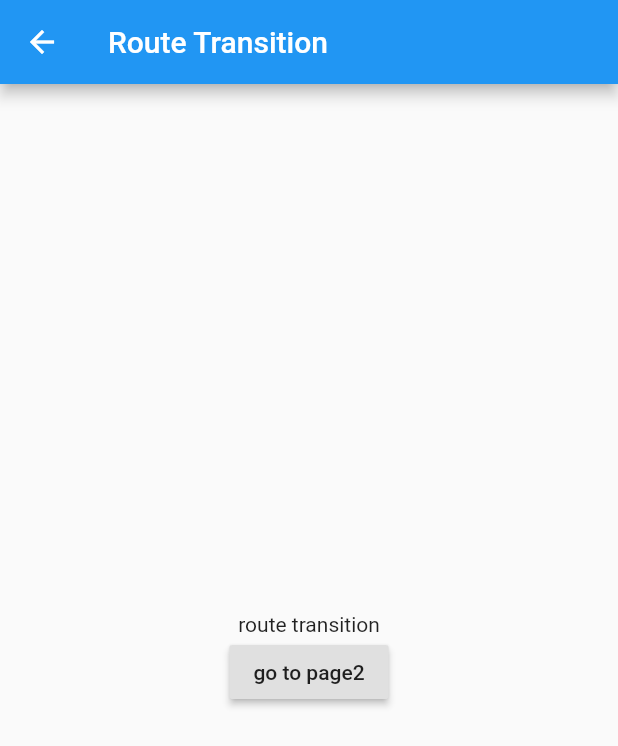
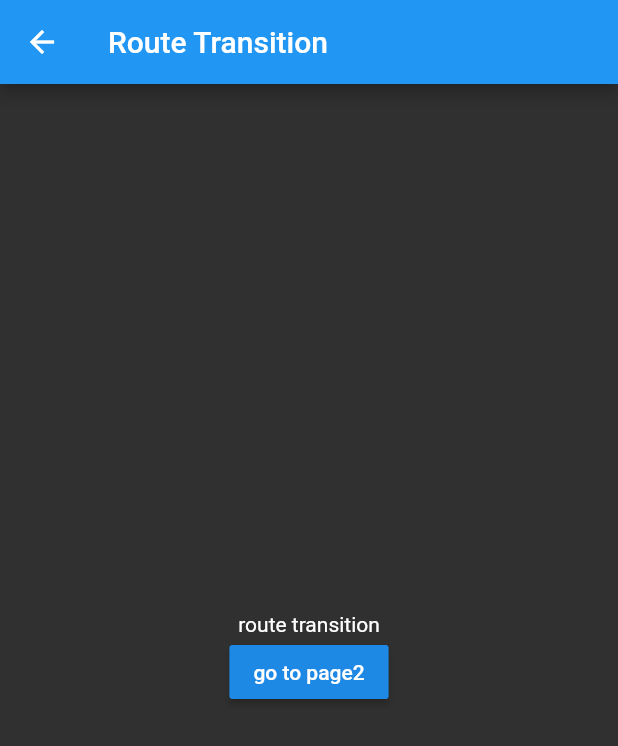
Before and after one commit to 0wzZZzz6/cookbook, a Flutter app: the screen it shows after launch, after a tap on the "arrow right" icon, on a phone screen of 412 x 824 dp. Shown: the top 746 px of the screen. Run offline on Flutter 3.47's test engine with Material 2 defaults, Android fonts, the phone set to English and light mode, and no system bars; our stand-ins replace google_fonts; missing offline and left inert: lipsum; Roboto replaces fonts that are missing (Hind).

Commit message:
update theme

```diff
--- a/lib/main.dart
+++ b/lib/main.dart
@@ -7,9 +7,22 @@ class App extends StatelessWidget {
   @override
   Widget build(BuildContext context) {
     return Container(
-        child: MaterialApp(
-      title: 'Flutter Cookbook',
-      home: Home(),
-    ));
+      child: MaterialApp(
+        title: 'Flutter Cookbook',
+        home: Home(),
+        theme: ThemeData(
+          brightness: Brightness.dark,
+          primaryColorDark: Colors.blue[900],
+          primaryColor: Colors.blue,
+          primaryColorLight: Colors.blue[500],
+          // fontFamily: 'Cinzel',
+          textTheme: TextTheme(
+            headline: TextStyle(fontSize: 72.0, fontWeight: FontWeight.bold),
+            title: TextStyle(fontSize: 36.0, fontStyle: FontStyle.italic),
+            body1: TextStyle(fontSize: 14.0, fontFamily: 'Hind'),
+          ),
+        ),
+      ),
+    );
   }
 }
--- a/lib/pages/design.dart
+++ b/lib/pages/design.dart
@@ -59,16 +59,6 @@ class _DesignState extends State<Design> {
           ListTile(
             trailing:
                 IconButton(icon: Icon(Icons.arrow_right), onPressed: null),
-            title: Text('Use a custom font'),
-          ),
-          ListTile(
-            trailing:
-                IconButton(icon: Icon(Icons.arrow_right), onPressed: null),
-            title: Text('Use themes to share colors and font styles'),
-          ),
-          ListTile(
-            trailing:
-                IconButton(icon: Icon(Icons.arrow_right), onPressed: null),
             title: Text('Work with tabs'),
           )
         ],
```
